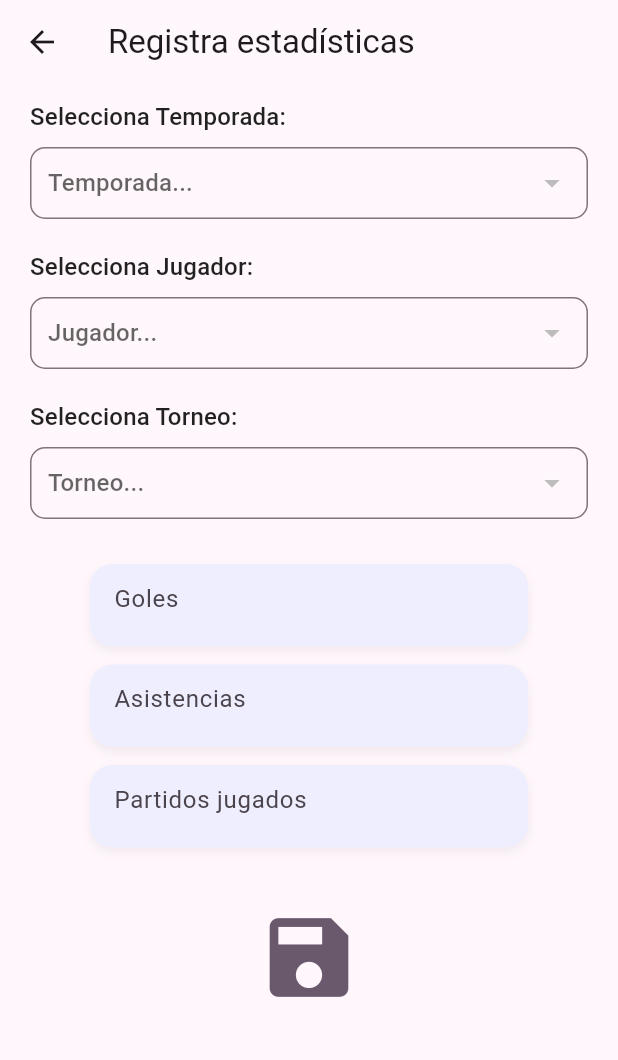
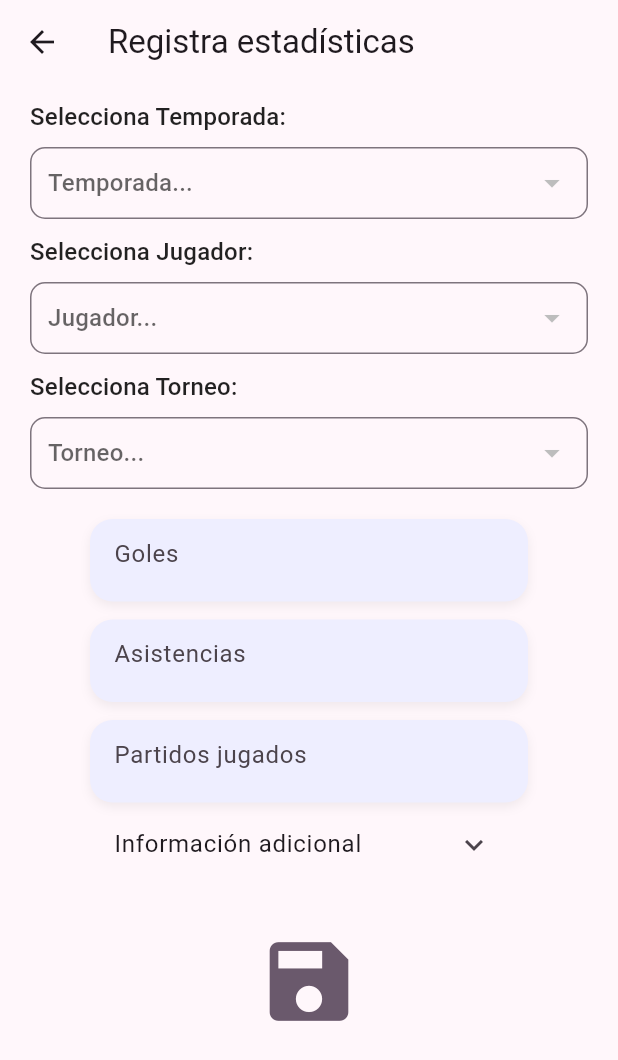
Before and after one commit to Brunox117/carrermodetracker, a Flutter app: the AddStatView screen opened directly with empty values, on a phone screen of 412 x 824 dp. Shown: the top 1060 px of the screen. Run offline on Flutter 3.47's test engine with Material 3 defaults, Android fonts, the light colour scheme and no system bars; our stand-ins replace flutter_riverpod, go_router, image_picker, isar; missing offline and left inert: drops; accounts and stored records are empty; generated files the repository leaves out were written again; statements that could not run were skipped.

Commit message:
Update avgScore type to double in Stats entity and related serialization; enhance add_stat_view with additional fields for clean sheets, yellow cards, and red cards.

```diff
--- a/lib/domain/entities/stats.dart
+++ b/lib/domain/entities/stats.dart
@@ -17,7 +17,7 @@ class Stats {
   int cleanSheets;
   int yellowCards;
   int redCards;
-  int avgScore;
+  double avgScore;
 
   final season = IsarLink<Season>();
   final tournament = IsarLink<Tournament>();
--- a/lib/infrastructure/datasources/isar_team_datasource.dart
+++ b/lib/infrastructure/datasources/isar_team_datasource.dart
@@ -1,5 +1,8 @@
 import 'package:carrermodetracker/config/helpers/open_db.dart';
 import 'package:carrermodetracker/domain/datasources/team_datasource.dart';
+import 'package:carrermodetracker/domain/entities/manager.dart';
+import 'package:carrermodetracker/domain/entities/manager_stat.dart';
+import 'package:carrermodetracker/domain/entities/manager_tournament_stat.dart';
 import 'package:carrermodetracker/domain/entities/player.dart';
 import 'package:carrermodetracker/domain/entities/season.dart';
 import 'package:carrermodetracker/domain/entities/stats.dart';
@@ -15,7 +18,10 @@ class IsarTeamDatasource extends TeamDatasource {
       PlayerSchema,
       StatsSchema,
       SeasonSchema,
-      TournamentSchema
+      TournamentSchema,
+      ManagerSchema,
+      ManagerstatSchema,
+      ManagerTournamentStatSchema
     ]);
   }
 
--- a/lib/presentation/views/stats/add_stat_view.dart
+++ b/lib/presentation/views/stats/add_stat_view.dart
@@ -44,7 +44,7 @@ class __StatsFormState extends ConsumerState<_StatsForm> {
   int goals = 0;
   int assists = 0;
   int playedMatches = 0;
-  int avgScore = 0;
+  double avgScore = 0;
   int cleanSheets = 0;
   int redCards = 0;
   int yellowCards = 0;
@@ -156,7 +156,7 @@ class __StatsFormState extends ConsumerState<_StatsForm> {
                         });
                       },
                     ),
-                    const SizedBox(height: 20),
+                    const SizedBox(height: 10),
                     CustomDropdownButtonFormField<int>(
                       labelText: "Selecciona Jugador:",
                       hintText: "Jugador...",
@@ -173,7 +173,7 @@ class __StatsFormState extends ConsumerState<_StatsForm> {
                         });
                       },
                     ),
-                    const SizedBox(height: 20),
+                    const SizedBox(height: 10),
                     CustomDropdownButtonFormField<int>(
                       labelText: "Selecciona Torneo:",
                       hintText: "Torneo...",
@@ -194,7 +194,7 @@ class __StatsFormState extends ConsumerState<_StatsForm> {
                 ),
                 Padding(
                   padding:
-                      const EdgeInsets.symmetric(horizontal: 40, vertical: 30),
+                      const EdgeInsets.symmetric(horizontal: 40, vertical: 20),
                   child: Column(
                     children: [
                       CustomNumberFormField(
@@ -257,6 +257,78 @@ class __StatsFormState extends ConsumerState<_StatsForm> {
                           }
                         },
                       ),
+                      ExpansionTile(
+                        title: const Text("Información adicional"),
+                        expandedCrossAxisAlignment: CrossAxisAlignment.start,
+                        shape: const Border(),
+                        collapsedShape: const Border(),
+                        children: [
+                          Column(
+                            children: [
+                              const SizedBox(
+                                height: 12,
+                              ),
+                              CustomNumberFormField(
+                                isBottomField: true,
+                                isTopField: true,
+                                label: 'Porterías imbatidas',
+                                hint: '',
+                                onChanged: (value) {
+                                  final number = int.tryParse(value);
+                                  if (number != null) {
+                                    cleanSheets = number;
+                                  }
+                                },
+                              ),
+                              const SizedBox(
+                                height: 12,
+                              ),
+                              CustomNumberFormField(
+                                isBottomField: true,
+                                isTopField: true,
+                                label: 'Tarjetas Amarillas',
+                                hint: '',
+                                onChanged: (value) {
+                                  final number = int.tryParse(value);
+                                  if (number != null) {
+                                    yellowCards = number;
+                                  }
+                                },
+                              ),
+                              const SizedBox(
+                                height: 12,
+                              ),
+                              CustomNumberFormField(
+                                isBottomField: true,
+                                isTopField: true,
+                                label: 'Tarjetas rojas',
+                                hint: '',
+                                onChanged: (value) {
+                                  final number = int.tryParse(value);
+                                  if (number != null) {
+                                    redCards = number;
+                                  }
+                                },
+                              ),
+                              const SizedBox(
+                                height: 12,
+                              ),
+                              CustomNumberFormField(
+                                isBottomField: true,
+                                isTopField: true,
+                                label: 'Calificación',
+                                hint: '',
+                                onChanged: (value) {
+                                  final number = double.tryParse(value);
+                                  if (number != null) {
+                                    avgScore = number;
+                                  }
+                                },
+                              ),
+                            ],
+                          )
+                        ],
+                      )
                     ],
                   ),
                 ),
```
Also changed, not shown: lib/domain/entities/stats.g.dart.
